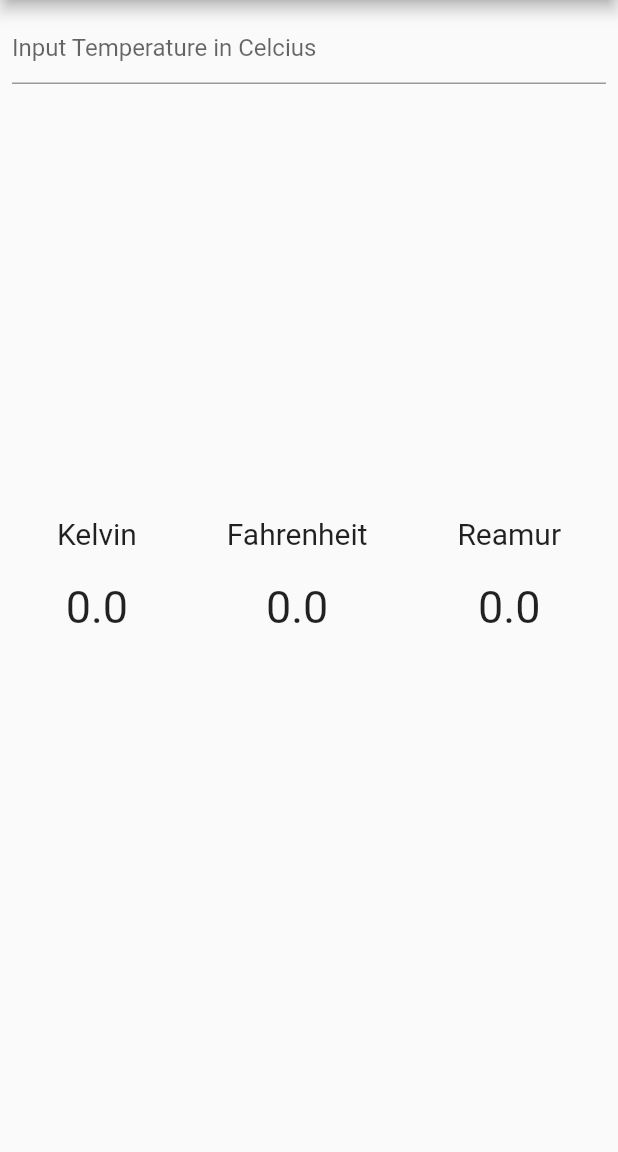
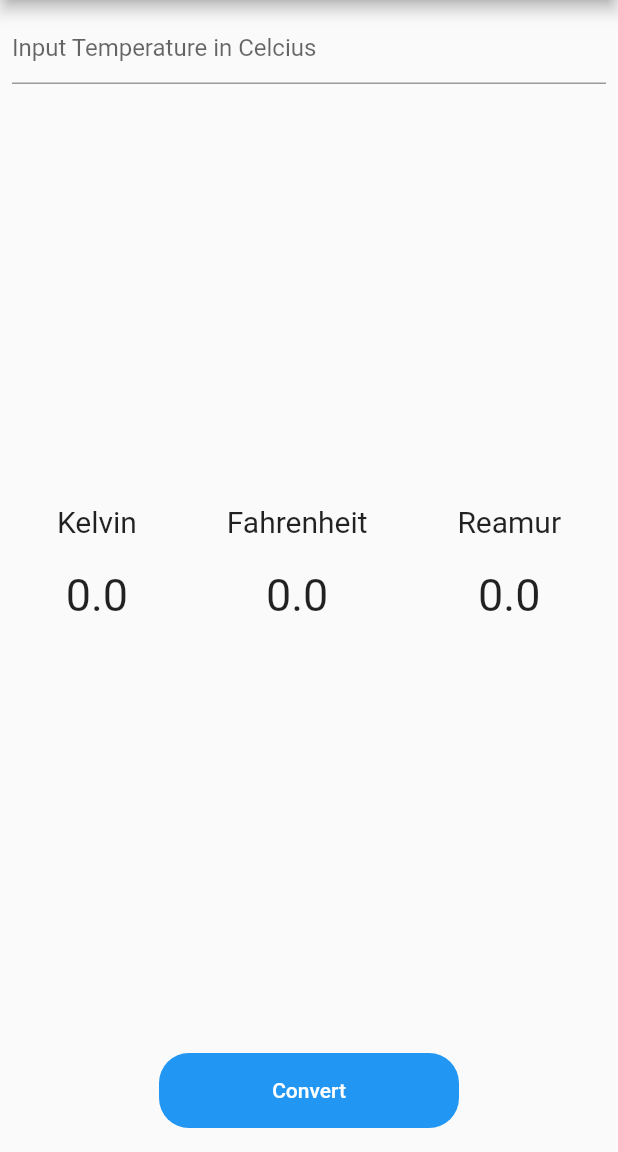
Before and after one commit to YogaRahmahadi/temperature_converter_flutter, a Flutter app: the screen it shows after launch, on a phone screen of 412 x 824 dp, the part 84-1236 px from its top. Run offline on Flutter 3.47's test engine with Material 2 defaults, Android fonts, the phone set to English and light mode, and no system bars.

Commit message:
Update Button

```diff
--- a/lib/main.dart
+++ b/lib/main.dart
@@ -51,14 +51,24 @@ class _MyAppState extends State<MyApp> {
                   ResultView(
                       kelvin: kelvin, fahrenheit: fahrenheit, reamur: reamur),
                   Container(
-                    width: double.infinity,
+                    margin: const EdgeInsets.all(8),
+                    width: 200,
                     height: 50,
-                    // child: RaisedButton(
-                    //   onPressed: konversi,
-                    //   color: Colors.blue,
-                    //   textColor: Colors.black,
-                    //   child: Text("Konversi"),
-                    // ),
+                    child: TextButton(
+                      onPressed: tempConvert,
+                      style: TextButton.styleFrom(
+                        backgroundColor: Colors.blue,
+                        shape: RoundedRectangleBorder(
+                          borderRadius: BorderRadius.circular(20),
+                        ),
+                      ),
+                      child: const Text(
+                        "Convert",
+                        style: TextStyle(
+                          color: Colors.white,
+                        ),
+                      ),
+                    ),
                   ),
                 ],
               )),
```
